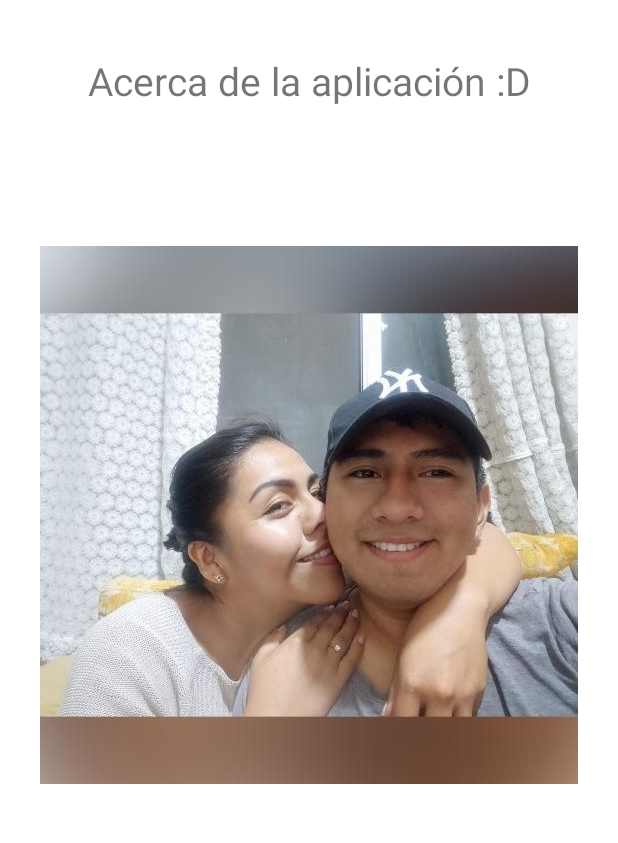
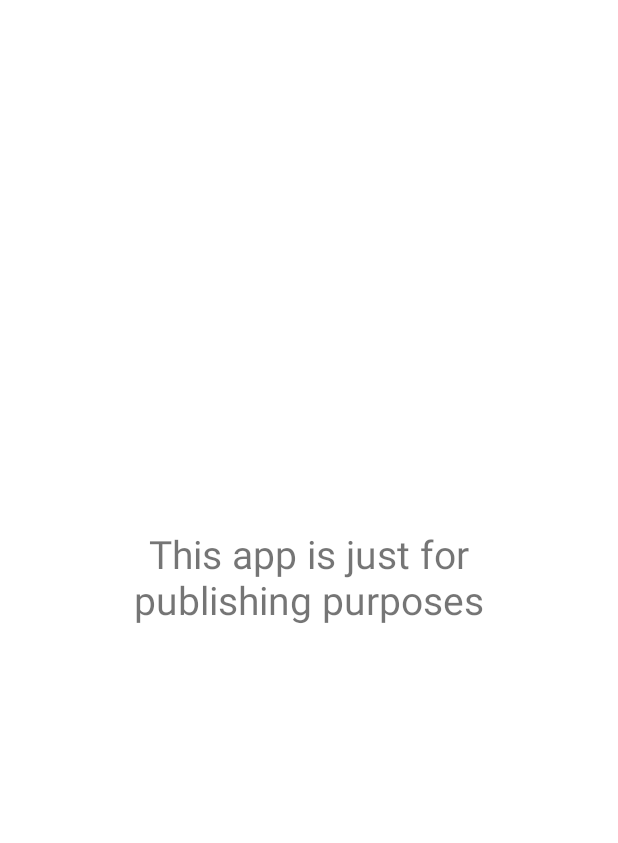
Before and after one commit to electricpants01/todoloco, an Android app: the InfoFragment screen opened through its navigation route, on a phone screen of 412 x 824 dp, the part 84-927 px from its top. Run offline under Robolectric (Android 15) with nearby library versions, the phone set to English and light mode, and no system bars; network calls fail; 1 statement that could not run was skipped.

Commit message:
hide imageview on fragment_info.xml

```diff
--- a/app/src/main/res/layout/fragment_info.xml
+++ b/app/src/main/res/layout/fragment_info.xml
@@ -13,11 +13,14 @@
 
     <TextView
         android:id="@+id/textView2"
-        android:layout_width="wrap_content"
+        android:layout_width="match_parent"
         android:layout_height="wrap_content"
-        android:layout_marginTop="36dp"
-        android:text="Acerca de la aplicación :D"
+        android:layout_marginStart="40dp"
+        android:layout_marginEnd="40dp"
+        android:textAlignment="center"
+        android:text="This app is just for publishing purposes"
         android:textSize="26sp"
+        app:layout_constraintBottom_toBottomOf="parent"
         app:layout_constraintEnd_toEndOf="parent"
         app:layout_constraintStart_toStartOf="parent"
         app:layout_constraintTop_toBottomOf="@+id/infoToolbar" />
@@ -27,6 +30,7 @@
         android:layout_width="wrap_content"
         android:layout_height="wrap_content"
         android:layout_marginTop="220dp"
+        android:visibility="gone"
         android:src="@drawable/pair"
         app:layout_constraintEnd_toEndOf="parent"
         app:layout_constraintStart_toStartOf="parent"
```
